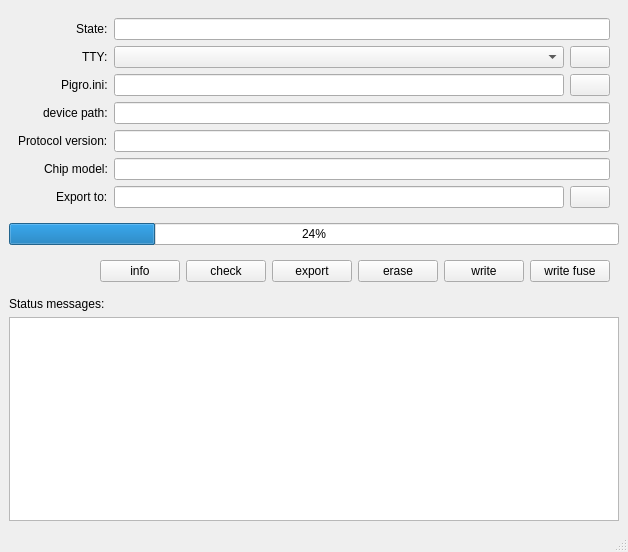
The window that pigro-gui/PigroWindow.ui (zolotov-av/pigro) describes before a commit, drawn with Qt 5.
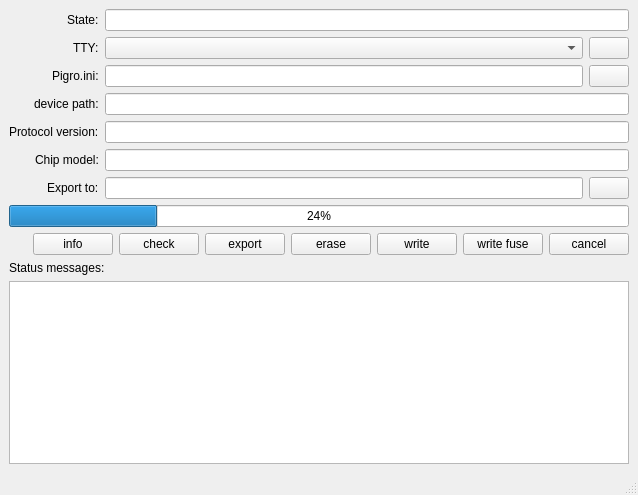
The same window after the commit. Icons and pictures are not drawn.

Patch:
```diff
--- a/pigro-gui/PigroWindow.ui
+++ b/pigro-gui/PigroWindow.ui
@@ -6,8 +6,8 @@
    <rect>
     <x>0</x>
     <y>0</y>
-    <width>628</width>
-    <height>552</height>
+    <width>638</width>
+    <height>495</height>
    </rect>
   </property>
   <property name="windowTitle">
@@ -27,6 +27,18 @@
        <property name="labelAlignment">
         <set>Qt::AlignRight|Qt::AlignTrailing|Qt::AlignVCenter</set>
        </property>
+       <property name="leftMargin">
+        <number>0</number>
+       </property>
+       <property name="topMargin">
+        <number>0</number>
+       </property>
+       <property name="rightMargin">
+        <number>0</number>
+       </property>
+       <property name="bottomMargin">
+        <number>0</number>
+       </property>
        <item row="0" column="0">
         <widget class="QLabel" name="label_6">
          <property name="text">
@@ -188,6 +200,18 @@
     <item>
      <widget class="QWidget" name="widget_2" native="true">
       <layout class="QHBoxLayout" name="horizontalLayout_2">
+       <property name="leftMargin">
+        <number>0</number>
+       </property>
+       <property name="topMargin">
+        <number>0</number>
+       </property>
+       <property name="rightMargin">
+        <number>0</number>
+       </property>
+       <property name="bottomMargin">
+        <number>0</number>
+       </property>
        <item>
         <spacer name="horizontalSpacer">
          <property name="orientation">
@@ -243,6 +267,13 @@
          </property>
         </widget>
        </item>
+       <item>
+        <widget class="QPushButton" name="pbCancel">
+         <property name="text">
+          <string>cancel</string>
+         </property>
+        </widget>
+       </item>
       </layout>
      </widget>
     </item>
```
Left out of the diff: 2 changed lines with no effect on the pictures.
